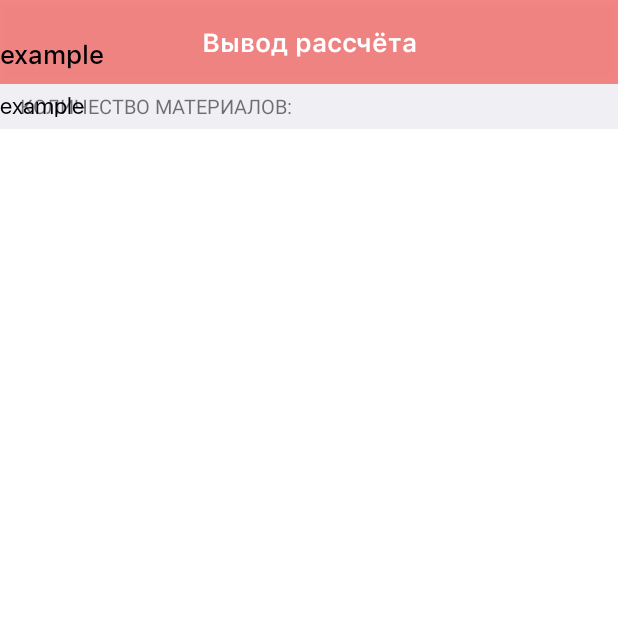
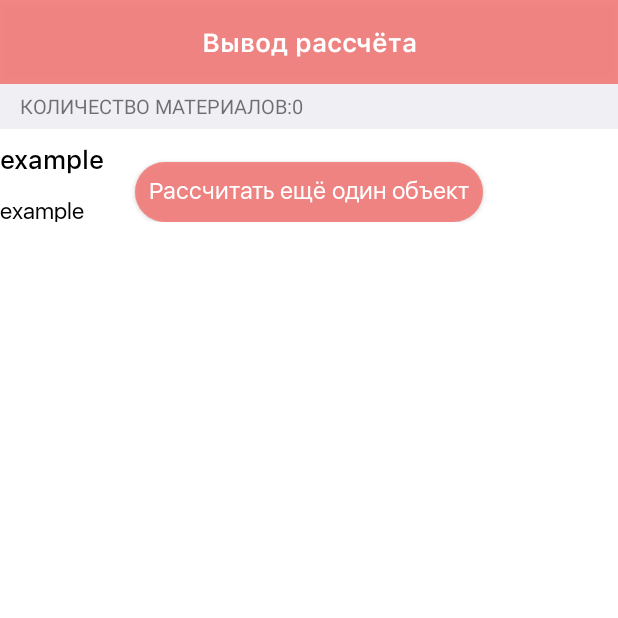
Before and after one commit to Motygullin503/Alliance, an Android app: the fragment ResultFragment shown on its own in the app's theme, on a phone screen of 412 x 824 dp, the top half of it. Run offline under Robolectric (Android 15) with nearby library versions, the phone set to English and light mode, and no system bars; 11 statements that could not run were skipped.

Commit message:
reverse fragmentResult to ActivityResult and fix bugs

```diff
--- a/app/src/main/java/ru/kpfu/itis/alliance/fragments/ResultFragment.java
+++ b/app/src/main/java/ru/kpfu/itis/alliance/fragments/ResultFragment.java
@@ -7,6 +7,7 @@ import android.support.v7.widget.Toolbar;
 import android.view.LayoutInflater;
 import android.view.View;
 import android.view.ViewGroup;
+import android.widget.Button;
 import android.widget.LinearLayout;
 import android.widget.TextView;
 
@@ -27,33 +28,40 @@ public class ResultFragment extends Fragment {
     private TextView tvCountMaterials;
     private TextView toolbarTitle;
     private CalculateActivity context;
+    private Button btnCalculateAgain;
+//    private List<CalculationResult> calculationResults;
 
     public static ResultFragment newInstance(List<CalculationResult> list, int typeCladdingValue) {
         Bundle args = new Bundle();
         args.putSerializable("results", (Serializable) list);
         args.putInt("typeCladding", typeCladdingValue);
         ResultFragment fragment = new ResultFragment();
+        fragment.setArguments(args);
         return fragment;
 
     }
 
+//    public void setCalculationResults(List<CalculationResult> calculationResults) {
+//        this.calculationResults = calculationResults;
+//    }
+
     @Nullable
     @Override
     public View onCreateView(LayoutInflater inflater, @Nullable ViewGroup container, @Nullable Bundle savedInstanceState) {
-        return inflater.inflate(R.layout.activity_result_acitivity, container, false);
+        return inflater.inflate(R.layout.fragment_result, container, false);
     }
 
     @Override
     public void onViewCreated(View view, @Nullable Bundle savedInstanceState) {
         super.onViewCreated(view, savedInstanceState);
-        System.out.println("SSTTSART FRAGMENT");
         context = (CalculateActivity) getContext(); //ToDo сделать передачу контекста нормальной
         final List<CalculationResult> calculationResults = (List<CalculationResult>) getArguments().getSerializable("results");
         final int type = getArguments().getInt("typeCladding");
-        System.out.println("ALASLLASLS "+calculationResults.size());
+        System.out.println("ALASLLASLS " + calculationResults.size());
         Toolbar myToolbar = view.findViewById(R.id.my_toolbar);
         context.setSupportActionBar(myToolbar);
-        tvCountMaterials.findViewById(R.id.tv_count_materials);
+        tvCountMaterials = view.findViewById(R.id.tv_count_materials);
+        btnCalculateAgain = view.findViewById(R.id.btn_calculate_again);
 
         context.getSupportActionBar().setDisplayShowTitleEnabled(false);
         context.getSupportActionBar().setDisplayHomeAsUpEnabled(true);
@@ -66,16 +74,24 @@ public class ResultFragment extends Fragment {
 
         final LinearLayout linear = (LinearLayout) view.findViewById(R.id.ll_elements);
         List<View> elements = new ArrayList<>();
-        final View viewElement = getLayoutInflater().inflate(R.layout.result_element, null);
         for (CalculationResult calculationResult : calculationResults) {
+            final View viewElement = getLayoutInflater().inflate(R.layout.result_element, null, false);
             TextView nameElement = viewElement.findViewById(R.id.tv_results_name);
             TextView countElement = viewElement.findViewById(R.id.tv_results_count);
             nameElement.setText(calculationResult.getTitle());
-            countElement.setText(calculationResult.getResultValue());
+            System.out.println("AAAAAAAAAAA " + calculationResult.getResultValue());
+//            countElement.setText(R.string.count_materials + calculationResult.getResultValue());
             elements.add(viewElement);
             linear.addView(viewElement);
         }
 
+        btnCalculateAgain.setOnClickListener(new View.OnClickListener() {
+            @Override
+            public void onClick(View v) {
+
+            }
+        });
+
 
     }
 }
--- a/app/src/main/res/layout/activity_result_acitivity.xml
+++ b/app/src/main/res/layout/fragment_result.xml
@@ -7,10 +7,11 @@
     android:background="@color/white">
 
     <ScrollView
-        android:layout_width="match_parent"
-        android:layout_height="wrap_content"
+        android:layout_width="0dp"
+        android:layout_height="0dp"
+        android:background="@color/white"
+        app:layout_constraintBottom_toBottomOf="parent"
         app:layout_constraintEnd_toEndOf="parent"
-        app:layout_constraintHorizontal_bias="1.0"
         app:layout_constraintStart_toStartOf="parent"
         app:layout_constraintTop_toTopOf="parent">
 
@@ -52,11 +53,29 @@
                 android:layout_width="match_parent"
                 android:layout_height="wrap_content"
                 android:orientation="vertical"
-                android:layout_marginBottom="8dp"
-                app:layout_constraintBottom_toBottomOf="@id/tv_count_materials">
+                tools:layout_editor_absoluteY="78dp"
+                app:layout_constraintTop_toBottomOf="@+id/tv_count_materials">
 
             </LinearLayout>
+
+            <Button
+                android:id="@+id/btn_calculate_again"
+                android:layout_width="232dp"
+                android:layout_height="40dp"
+                android:layout_marginEnd="8dp"
+                android:layout_marginStart="8dp"
+                android:background="@drawable/button_back"
+                android:fontFamily="@font/sfui_display_regular"
+                android:text="@string/calculate_again"
+                android:textAllCaps="false"
+                android:textColor="#FFFFFF"
+                android:textSize="16sp"
+                app:layout_constraintBottom_toBottomOf="@id/ll_elements"
+                app:layout_constraintEnd_toEndOf="parent"
+                app:layout_constraintStart_toStartOf="parent" />
         </android.support.constraint.ConstraintLayout>
+
     </ScrollView>
 
+
 </android.support.constraint.ConstraintLayout>
```
Also changed, not shown: app/src/main/java/ru/kpfu/itis/alliance/activities/CalculateActivity.java (+29 -15 lines), app/src/main/java/ru/kpfu/itis/alliance/activities/ResultAcitivity.java (+54 -3 lines), app/src/main/res/layout/calculate_activity.xml (+16 -13 lines).
